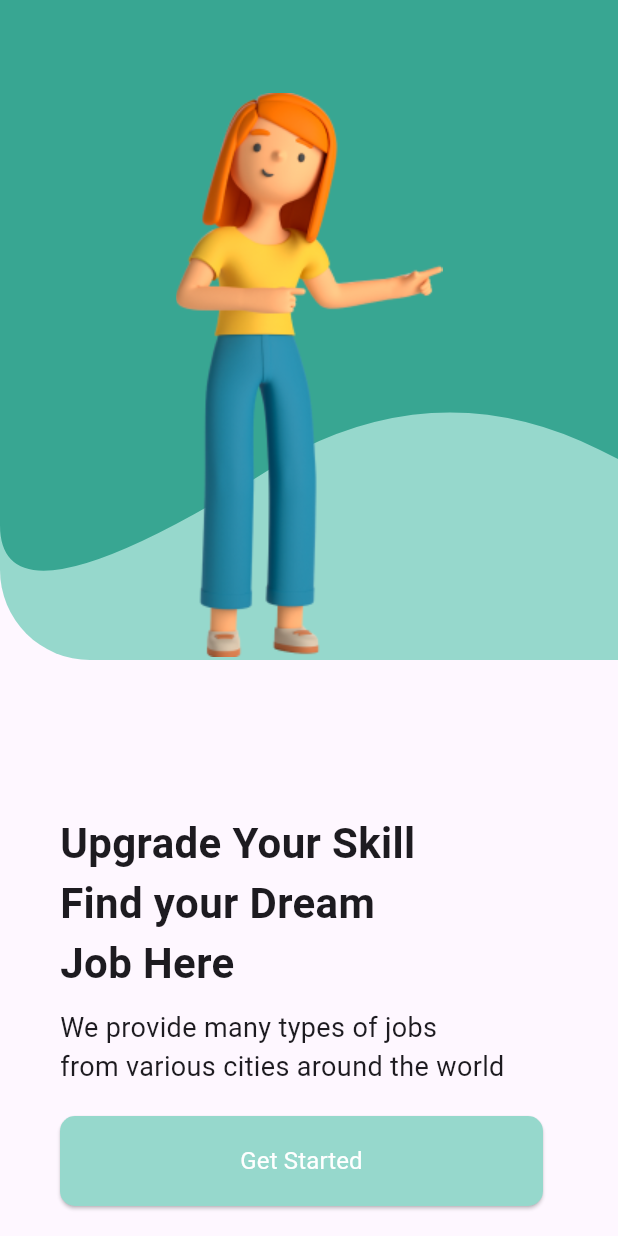
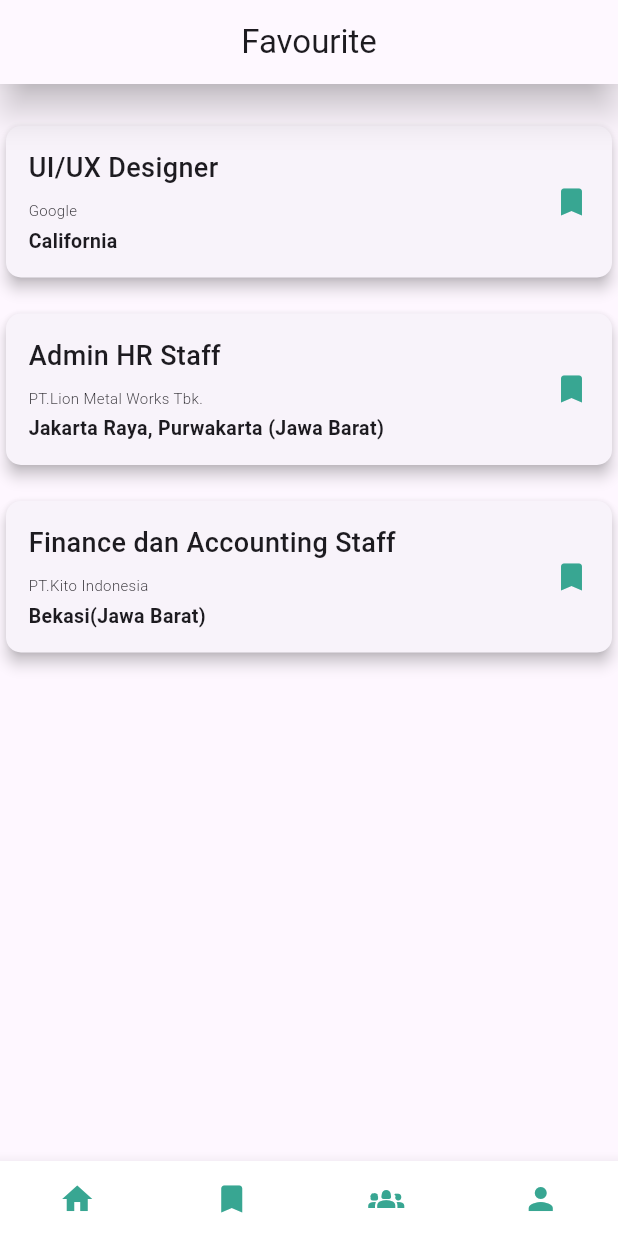
Before and after one commit to Avisenna21/Proyek-Tingkat, a Flutter app: the screen it shows after launch, on a phone screen of 412 x 824 dp. Run offline on Flutter 3.47's test engine with Material 3 defaults, Android fonts, the phone set to English and light mode, and no system bars; our stand-ins replace firebase_core, pin_code_fields; accounts and stored records are empty; Roboto replaces fonts that are missing (Poppins, Rubik).

Commit message:
add one page

```diff
--- a/lib/app/modules/favourite/views/favourite_page.dart
+++ b/lib/app/modules/favourite/views/favourite_page.dart
@@ -0,0 +1,42 @@
+import 'package:flutter/material.dart';
+import 'package:job_dream/app/widgets/favourite_card.dart';
+import 'package:job_dream/app/widgets/navbar.dart';
+
+class FavouritePage extends StatelessWidget {
+  @override
+  Widget build(BuildContext context) {
+    return Scaffold(
+      appBar: AppBar(
+        title: const Text('Favourite'),
+        centerTitle: true,
+        elevation: 10,
+        shadowColor: Colors.black,
+        surfaceTintColor: Colors.white,
+      ),
+      body: const Padding(
+        padding: EdgeInsets.only(top: 16.0), // Adjust the top padding value as needed
+        child:  Column(
+
+          children: [
+            FavouriteCard(
+              role: 'UI/UX Designer',
+              company: 'Google',
+              address: 'California',
+            ),
+            FavouriteCard(
+              role: 'Admin HR Staff',
+              company: 'PT.Lion Metal Works Tbk.',
+              address: 'Jakarta Raya, Purwakarta (Jawa Barat)',
+            ),
+            FavouriteCard(
+              role: 'Finance dan Accounting Staff',
+              company: 'PT.Kito Indonesia',
+              address: 'Bekasi(Jawa Barat)',
+            ),
+          ],
+        ),
+      ),
+      bottomNavigationBar: NavBar(),
+    );
+  }
+}
--- a/lib/app/widgets/favourite_card.dart
+++ b/lib/app/widgets/favourite_card.dart
@@ -15,23 +15,50 @@ class FavouriteCard extends StatelessWidget {
   @override
   Widget build(BuildContext context) {
     return GestureDetector(
+      child: Container(
+        margin: const EdgeInsets.symmetric(vertical: 8.0),
         child: Card(
           shape: RoundedRectangleBorder(
             borderRadius: BorderRadius.circular(10.0),
           ),
+          elevation: 4,
+          shadowColor: Colors.black,
+          surfaceTintColor: Colors.white,
           child: Padding(
-        padding: const EdgeInsets.all(8.0),
+            padding: const EdgeInsets.all(15.0),
+          child: Row(
+            children: [
+              Expanded(
                 child: Column(
+                  crossAxisAlignment: CrossAxisAlignment.start,
                   children: [
-            Text(role,
-                style: TextStyle(fontWeight: FontWeight.w500, fontSize: 25)),
-            Text(company,
-                style: TextStyle(fontWeight: FontWeight.w300, fontSize: 20)),
+                    Padding(
+                      padding: const EdgeInsets.only(bottom: 8.0),
+                      child: Text(role,
+                          style: const TextStyle(
+                              fontWeight: FontWeight.w500, fontSize: 18)),
+                    ),
+                    Padding(
+                      padding: const EdgeInsets.only(bottom: 4.0),
+                      child: Text(company,
+                          style: const TextStyle(
+                              fontWeight: FontWeight.w300, fontSize: 10)),
+                    ),
                     Text(address,
-                style: TextStyle(fontWeight: FontWeight.w300, fontSize: 15)),
+                        style: const TextStyle(
+                            fontWeight: FontWeight.bold, fontSize: 13)),
                   ],
                 ),
               ),
-    ));
+              const Icon(
+                Icons.bookmark,
+                color: Color(0xFF38A692),
+              ),
+            ],
+          ),
+        ),
+      ),
+    ),
+    );
   }
 }
--- a/lib/app/widgets/navbar.dart
+++ b/lib/app/widgets/navbar.dart
@@ -1,40 +1,44 @@
 import 'package:flutter/material.dart';
 
-class NavigationBar extends StatelessWidget {
+class NavBar extends StatelessWidget {
   @override
   Widget build(BuildContext context) {
-    return Container(
-      color: Colors.blue, // Warna latar belakang navigasi
+    return Material(
+      elevation: 8,
+      shadowColor: Colors.black,
+      child: Container(
+        color: Colors.white,
         height: 50.0, // Tinggi navigasi
         child: Row(
           mainAxisAlignment: MainAxisAlignment.spaceAround,
           children: <Widget>[
             IconButton(
-            icon: Icon(Icons.home),
+              icon: Icon(Icons.home, color: Color(0xFF38A692)), // Change icon color here
               onPressed: () {
                 // Tambahkan aksi untuk navigasi ke halaman beranda
               },
             ),
             IconButton(
-            icon: Icon(Icons.bookmark),
+              icon: Icon(Icons.bookmark, color: Color(0xFF38A692)), // Change icon color here
               onPressed: () {
                 // Tambahkan aksi untuk navigasi ke halaman pencarian
               },
             ),
             IconButton(
-            icon: Icon(Icons.person),
+              icon: Icon(Icons.groups_2, color: Color(0xFF38A692)), // Change icon color here
               onPressed: () {
                 // Tambahkan aksi untuk navigasi ke halaman notifikasi
               },
             ),
             IconButton(
-            icon: Icon(Icons.group),
+              icon: Icon(Icons.person, color: Color(0xFF38A692)), // Change icon color here
               onPressed: () {
                 // Tambahkan aksi untuk navigasi ke halaman profil
               },
             ),
           ],
         ),
+      ),
     );
   }
 }
--- a/lib/main.dart
+++ b/lib/main.dart
@@ -1,20 +1,20 @@
 import 'package:flutter/material.dart';
+import 'package:job_dream/app/modules/favourite/views/favourite_page.dart';
 import 'package:job_dream/app/modules/loading/views/loading_page.dart';
-
-// import 'package:firebase_core/firebase_core.dart';
-// import 'package:unishare/app/modules/splashscreen/views/splash_screen.dart';
-// import 'firebase_options.dart';
+import 'package:firebase_core/firebase_core.dart';
+import 'package:job_dream/app/widgets/favourite_card.dart';
+import 'firebase_options.dart';
 
 
 void main() async {
   WidgetsFlutterBinding.ensureInitialized();
-  // await Firebase.initializeApp(
-  //   options: DefaultFirebaseOptions.currentPlatform,
-  // );
-  runApp( MaterialApp(
+  await Firebase.initializeApp(
+    options: DefaultFirebaseOptions.currentPlatform,
+  );
+  runApp(  MaterialApp(
     debugShowCheckedModeBanner: false,
     home: Scaffold(
-      body: LoadingPage(),
+      body: FavouritePage(),
     ),
   ));
 }
--- a/pubspec.yaml
+++ b/pubspec.yaml
@@ -38,6 +38,7 @@ dependencies:
   cupertino_icons: ^1.0.6
   flutter_svg: ^2.0.10+1
   pin_code_fields: ^8.0.1
+  firebase_core: ^2.28.0
 
 dev_dependencies:
   flutter_test:
```
Also changed, not shown: lib/firebase_options.dart (added), pubspec.lock, 8 other files. Lines whose indentation alone changed are shown as unchanged.
